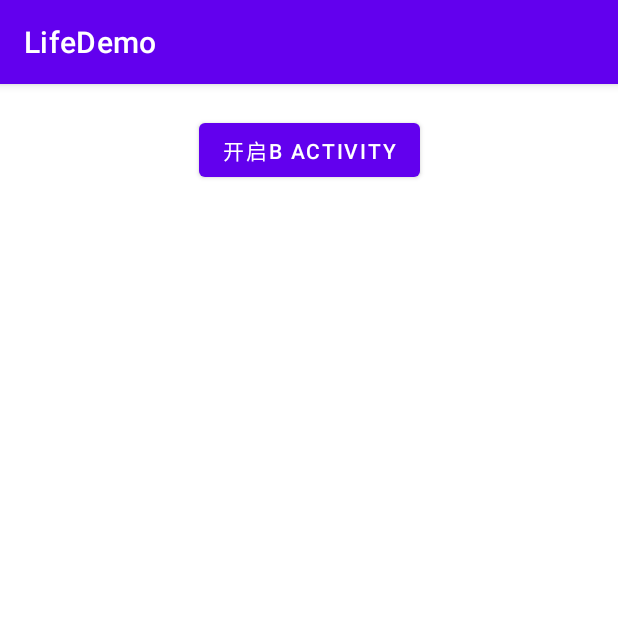
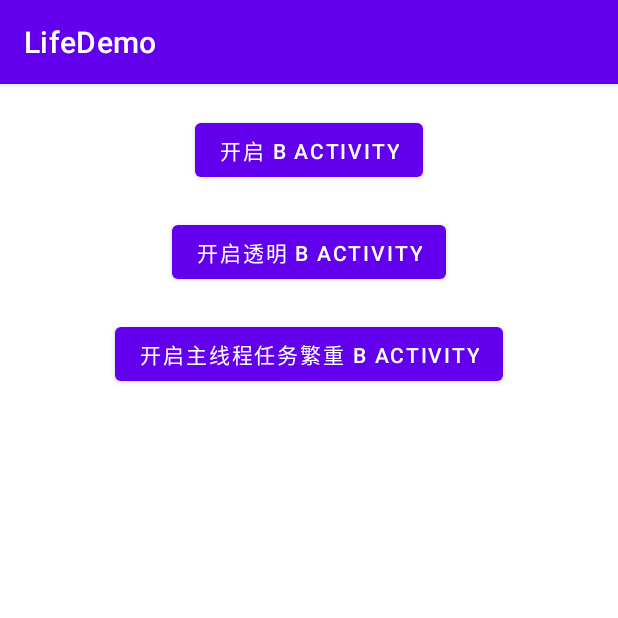
Before and after one commit to ArnoFrost/LifeDemo, an Android app: the A_Activity screen opened directly, with no data from a screen before it, on a phone screen of 412 x 824 dp, the top half of it. Run offline under Robolectric (Android 15) with nearby library versions, the phone set to English and light mode, and no system bars.

```diff
--- a/app/src/main/AndroidManifest.xml
+++ b/app/src/main/AndroidManifest.xml
@@ -18,6 +18,12 @@
                 <category android:name="android.intent.category.LAUNCHER" />
             </intent-filter>
         </activity>
+        <activity
+            android:name=".ground.B_Translate_Activity"
+            android:theme="@android:style/Theme.Translucent.NoTitleBar"
+             />
+        <activity android:name=".ground.B_WithTask_Activity" />
+        <!--        android:theme="@android:style/Theme.Translucent.NoTitleBar"-->
     </application>
 
 </manifest>
--- a/app/src/main/java/com/arno/demo/life/utils/ActivityLifeCycleUtil.java
+++ b/app/src/main/java/com/arno/demo/life/utils/LifeUtil.java
@@ -10,13 +10,13 @@ import androidx.lifecycle.OnLifecycleEvent;
 /**
  * 自定义生命周期显示处理接口
  */
-public class ActivityLifeCycleUtil implements LifecycleObserver {
+public class LifeUtil implements LifecycleObserver {
 
     private final String TAG;
     private final LifecycleOwner lifecycleOwner;
 
-    public ActivityLifeCycleUtil(String TAG, LifecycleOwner lifecycleOwner) {
-        this.TAG = "ActivityLifeCycleUtil:" + TAG;
+    public LifeUtil(String TAG, LifecycleOwner lifecycleOwner) {
+        this.TAG = "LifeUtil:" + TAG;
         this.lifecycleOwner = lifecycleOwner;
         addObserver();
     }
--- a/app/src/main/res/layout/activity_ground_a.xml
+++ b/app/src/main/res/layout/activity_ground_a.xml
@@ -7,13 +7,35 @@
     tools:context=".ground.A_Activity">
 
     <Button
-        android:id="@+id/btn_ground"
+        android:id="@+id/btn_start_normal_b"
         android:layout_width="wrap_content"
         android:layout_height="wrap_content"
         android:layout_marginTop="20dp"
-        android:onClick="startB"
-        android:text="开启B Activity"
+        android:onClick="startNormal"
+        android:text="开启 B Activity"
         app:layout_constraintEnd_toEndOf="parent"
         app:layout_constraintStart_toStartOf="parent"
         app:layout_constraintTop_toTopOf="parent" />
+
+    <Button
+        android:id="@+id/btn_start_translate_b"
+        android:layout_width="wrap_content"
+        android:layout_height="wrap_content"
+        android:layout_marginTop="20dp"
+        android:onClick="startTranslate"
+        android:text="开启透明 B Activity"
+        app:layout_constraintEnd_toEndOf="parent"
+        app:layout_constraintStart_toStartOf="parent"
+        app:layout_constraintTop_toBottomOf="@+id/btn_start_normal_b" />
+
+    <Button
+        android:id="@+id/btn_start_task_b"
+        android:layout_width="wrap_content"
+        android:layout_height="wrap_content"
+        android:layout_marginTop="20dp"
+        android:onClick="startTask"
+        android:text="开启主线程任务繁重 B Activity"
+        app:layout_constraintEnd_toEndOf="parent"
+        app:layout_constraintStart_toStartOf="parent"
+        app:layout_constraintTop_toBottomOf="@+id/btn_start_translate_b" />
 </androidx.constraintlayout.widget.ConstraintLayout>
```
Also changed, not shown: app/src/main/java/com/arno/demo/life/MainActivity.java (+23 -0 lines), app/src/main/java/com/arno/demo/life/ground/A_Activity.java (+61 -4 lines), app/src/main/java/com/arno/demo/life/ground/B_Activity.java (+8 -3 lines), app/src/main/java/com/arno/demo/life/ground/B_Translate_Activity.java (added, +48 -0 lines), app/src/main/java/com/arno/demo/life/ground/B_WithTask_Activity.java (added, +59 -0 lines), app/src/main/res/layout/activity_ground_b_translate.xml (added, +9 -0 lines).
